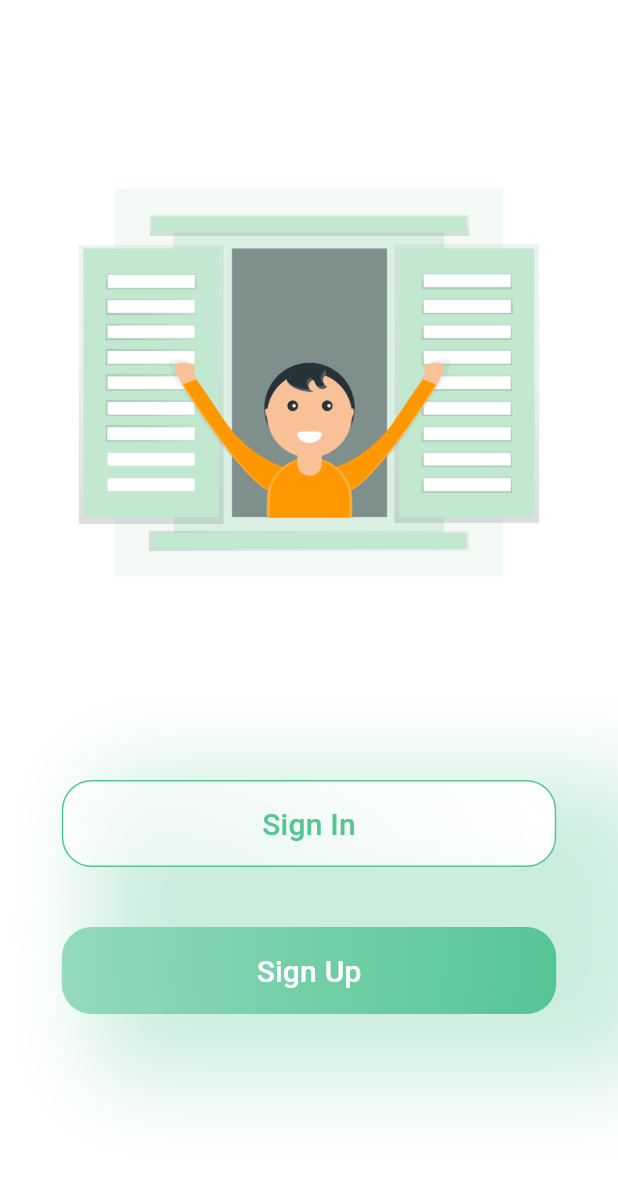
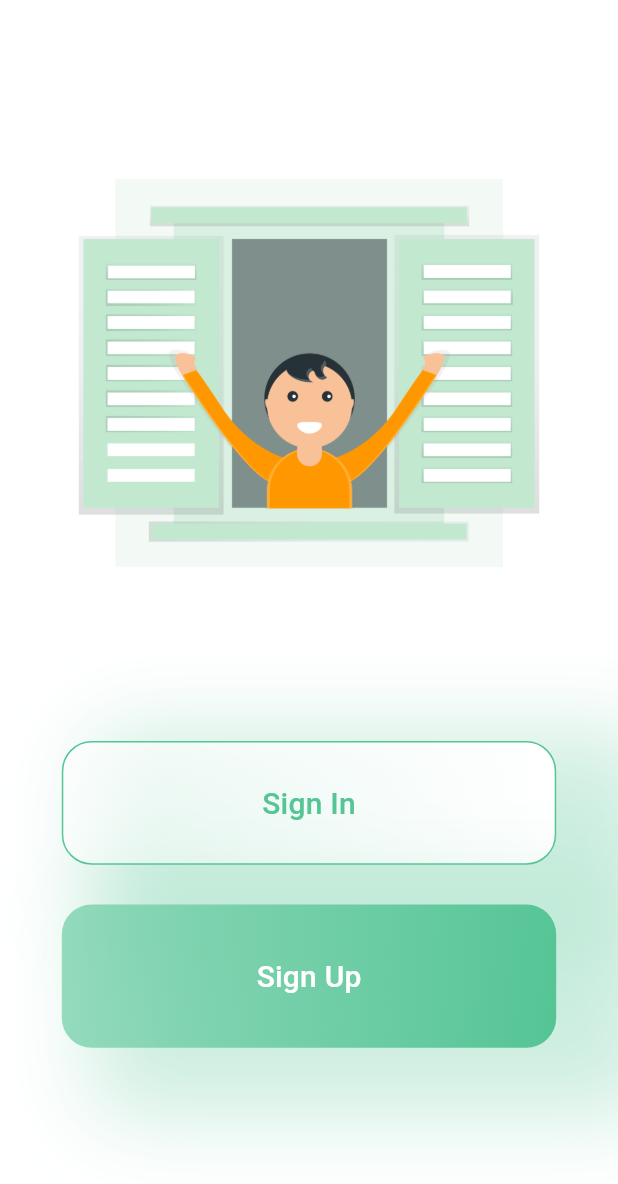
Before and after one commit to Find-Hackathon/Find-Hackathon-, a Flutter app: the WelcomeScreen screen opened directly, on a phone screen of 412 x 824 dp. Shown: the top 1184 px of the screen. Run offline on Flutter 3.47's test engine with Material 2 defaults, Android fonts, the phone set to English and light mode, and no system bars; our stand-ins replace easy_localization, google_fonts, lottie, shared_preferences; accounts and stored records are empty.

```diff
--- a/lib/Views/Screen/Welcome/WelcomeScreen.dart
+++ b/lib/Views/Screen/Welcome/WelcomeScreen.dart
@@ -22,6 +22,7 @@ class WelcomeScreen extends StatelessWidget {
           children: [
             buildExpandedImage(),
             buildExpandedSignIn(context),
+            SpaceSeperator(),
             buildExpandedSignUp(context),
             SpaceSeperator(),
             Spacer(flex: 2),
@@ -46,17 +47,14 @@ class WelcomeScreen extends StatelessWidget {
       child: Row(
         mainAxisAlignment: MainAxisAlignment.center,
         children: [
-          Padding(
-            padding: EdgeInsets.all(context.constHighValue),
-            child: Container(
-              height: context.height * .4,
+          Container(
+            height: context.height * .1,
             width: context.width * .8,
             child: FatButtonBorder(
               text: "Sign In",
               onPressed: () {
                 NavigatorService.instance.navigateTo(LoginView());
               },
-              ),
             ),
           ),
         ],
@@ -67,10 +65,8 @@ class WelcomeScreen extends StatelessWidget {
   Expanded buildExpandedSignUp(BuildContext context) {
     return Expanded(
       flex: 2,
-      child: Padding(
-        padding: EdgeInsets.all(context.constHighValue),
       child: Container(
-          height: context.height * .4,
+        height: context.height * .1,
         width: context.width * .8,
         child: FatButton(
           text: "Sign Up",
@@ -79,7 +75,6 @@ class WelcomeScreen extends StatelessWidget {
           },
         ),
       ),
-      ),
     );
   }
 }
--- a/lib/main.dart
+++ b/lib/main.dart
@@ -1,3 +1,5 @@
+import 'package:FindHackathon/Views/Screen/Welcome/WelcomeScreen.dart';
+
 import 'Views/Screen/Splash/splash_view.dart';
 import 'package:easy_localization/easy_localization.dart';
 import 'package:flutter/material.dart';
```
Lines whose indentation alone changed are shown as unchanged.
